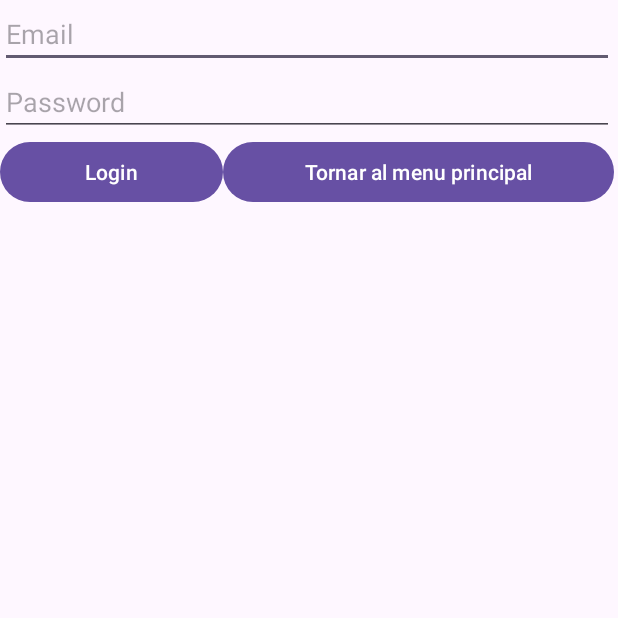
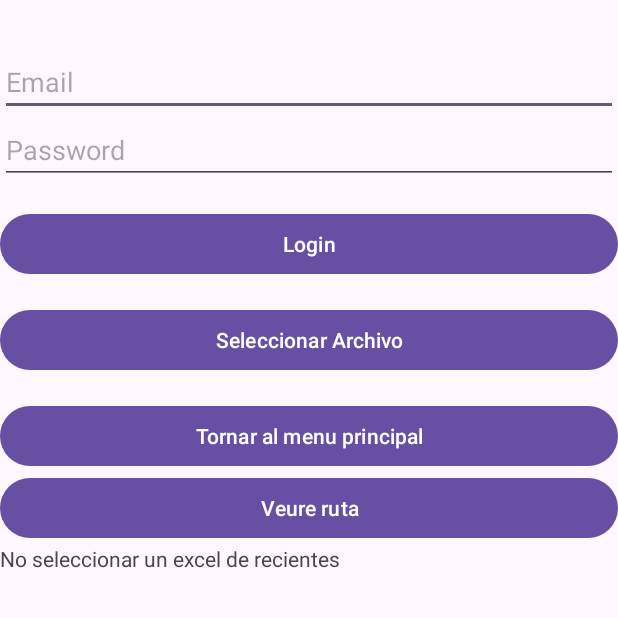
Before and after one commit to abdel1311fatah/App-Gestio-Fichar, an Android app: the Login screen opened directly, with no data from a screen before it, on a phone screen of 412 x 824 dp, the top half of it. Run offline under Robolectric (Android 15) with nearby library versions, the phone set to English and light mode, and no system bars; our stand-ins replace Firebase (no records; nobody signed in at launch, a user with empty details on screens opened directly).

Commit message:
Acabar de operar amb el csv

```diff
--- a/app/src/main/java/com/example/app_gestio_fichar/CSV/CSV_Reader.java
+++ b/app/src/main/java/com/example/app_gestio_fichar/CSV/CSV_Reader.java
@@ -1,4 +1,6 @@
 package com.example.app_gestio_fichar.CSV;
+
+import android.util.Log;
 
 import com.opencsv.CSVReader;
 import com.opencsv.exceptions.CsvValidationException;
@@ -60,12 +62,11 @@ public class CSV_Reader {
                 lines.add(String.join(",", line));
             }
         } catch (IOException | CsvValidationException e) {
-            e.printStackTrace();
+            Log.e("Contador_Hores", "Error al leer el archivo CSV", e);
         }
 
         return lines;
     }
-
     private Info_horari parsearCSV(List<String> csvLines) {
         System.out.println("Tamaño de csvLines: " + csvLines.size());
 
--- a/app/src/main/res/layout/activity_login.xml
+++ b/app/src/main/res/layout/activity_login.xml
@@ -7,11 +7,15 @@
     tools:context=".Login_Register.Login">
 
     <LinearLayout
-        android:layout_width="409dp"
-        android:layout_height="729dp"
+        android:id="@+id/linearLayout"
+        android:layout_width="0dp"
+        android:layout_height="0dp"
+        android:layout_marginTop="32dp"
         android:orientation="vertical"
-        tools:layout_editor_absoluteX="1dp"
-        tools:layout_editor_absoluteY="1dp">
+        app:layout_constraintBottom_toBottomOf="parent"
+        app:layout_constraintEnd_toEndOf="parent"
+        app:layout_constraintStart_toStartOf="parent"
+        app:layout_constraintTop_toTopOf="parent">
 
         <EditText
             android:id="@+id/editTextTextEmailAddress"
@@ -29,28 +33,41 @@
             android:hint="Password"
             android:inputType="textPassword" />
 
-        <LinearLayout
-            android:layout_width="match_parent"
-            android:layout_height="729dp"
-            android:orientation="horizontal">
-
         <Button
             android:id="@+id/loginBtn"
-                android:layout_width="wrap_content"
+            android:layout_width="match_parent"
             android:layout_height="wrap_content"
-                android:layout_weight="1"
+            android:layout_marginTop="16dp"
             android:onClick="login"
             android:text="Login" />
 
         <Button
+            android:id="@+id/selectFileButton"
+            android:layout_width="match_parent"
+            android:layout_height="wrap_content"
+            android:layout_marginTop="16dp"
+            android:onClick="openFilePicker"
+            android:text="Seleccionar Archivo" />
+
+        <Button
             android:id="@+id/mainBtn"
-                android:layout_width="wrap_content"
+            android:layout_width="match_parent"
             android:layout_height="wrap_content"
-                android:layout_weight="1"
+            android:layout_marginTop="16dp"
             android:onClick="goToMain"
             android:text="Tornar al menu principal" />
 
-        </LinearLayout>
+        <Button
+            android:id="@+id/button"
+            android:layout_width="match_parent"
+            android:layout_height="wrap_content"
+            android:onClick="veureRuta"
+            android:text="Veure ruta" />
 
+        <TextView
+            android:id="@+id/textView5"
+            android:layout_width="match_parent"
+            android:layout_height="wrap_content"
+            android:text="No seleccionar un excel de recientes" />
     </LinearLayout>
 </androidx.constraintlayout.widget.ConstraintLayout>
```
Also changed, not shown: app/src/main/java/com/example/app_gestio_fichar/Hours/Contador_Hores.java (+46 -84 lines), app/src/main/java/com/example/app_gestio_fichar/Hours/Validador.java (+37 -1 lines), app/src/main/java/com/example/app_gestio_fichar/Login_Register/Login.java (+77 -3 lines). Lines whose indentation alone changed are shown as unchanged.
